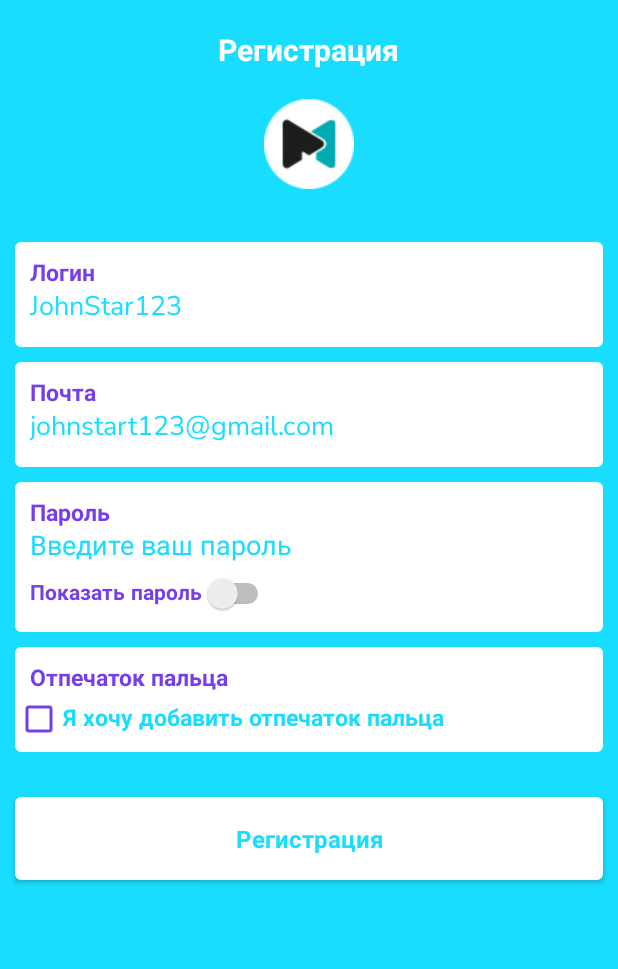
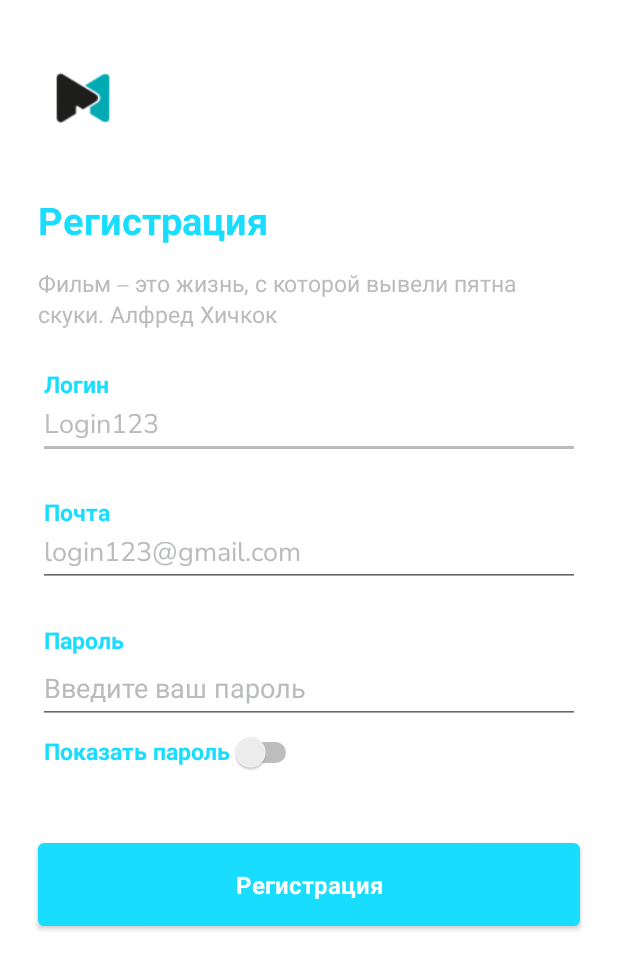
Before and after one commit to Nikkooly/Magnificent, an Android app: the Registration screen opened directly, with no data from a screen before it, on a phone screen of 412 x 824 dp. Shown: the top 969 px of the screen. Run offline under Robolectric (Android 15) with nearby library versions, the phone set to English and light mode, and no system bars; our stand-ins replace RxJava; libraries missing offline, so code that uses them is left out: dmax.dialog.

Commit message:
Change registration form design

```diff
--- a/kursovoi/app/src/main/java/com/bstu/fit/yarmolik/cinema/Registration.java
+++ b/kursovoi/app/src/main/java/com/bstu/fit/yarmolik/cinema/Registration.java
@@ -84,7 +84,7 @@ public class Registration extends AppCompatActivity {
     private Switch showPasswordSwitch;
     private  UserData user;
     private Executor executor;
-    private CheckBox fingerCheck;
+   // private CheckBox fingerCheck;
     private BiometricPrompt biometricPrompt;
     private BiometricPrompt.PromptInfo promptInfo;
 
@@ -156,7 +156,7 @@ public class Registration extends AppCompatActivity {
             }
         });
     }
-    public void onCheckboxClicked(View view) {
+    /*public void onCheckboxClicked(View view) {
 
         if(fingerCheck.isChecked()){
             promptInfo = new BiometricPrompt.PromptInfo.Builder()
@@ -166,14 +166,14 @@ public class Registration extends AppCompatActivity {
                     .build();
             biometricPrompt.authenticate(promptInfo);
         }
-    }
+    }*/
     public void init() {
         login = findViewById(R.id.editTextLoginRegistrationActivity);
         email = findViewById(R.id.editTextEmailRegistrationActivity);
         password = findViewById(R.id.editTextPasswordRegistrationActivity);
         register = findViewById(R.id.registerButton);
         showPasswordSwitch=findViewById(R.id.switchShowPasswordRegistrationActivity);
-        fingerCheck = findViewById(R.id.checkBox2);
+        //fingerCheck = findViewById(R.id.checkBox2);
         compositeDisposable = new CompositeDisposable();
         dbHelper = new DbHelper(this, "project.db", null, 1);
         dbHelper.getWritableDatabase();
--- /dev/null
+++ b/kursovoi/app/src/main/res/font/nunito_sans_italic.xml
@@ -0,0 +1,7 @@
+<?xml version="1.0" encoding="utf-8"?>
+<font-family xmlns:app="http://schemas.android.com/apk/res-auto"
+        app:fontProviderAuthority="com.google.android.gms.fonts"
+        app:fontProviderPackage="com.google.android.gms"
+        app:fontProviderQuery="name=Nunito Sans&amp;italic=1"
+        app:fontProviderCerts="@array/com_google_android_gms_fonts_certs">
+</font-family>
--- a/kursovoi/app/src/main/res/layout/activity_login.xml
+++ b/kursovoi/app/src/main/res/layout/activity_login.xml
@@ -40,7 +40,7 @@
             android:id="@+id/WelcomeTextView"
             android:layout_width="match_parent"
             android:layout_height="wrap_content"
-            android:text="@string/welcome_back"
+            android:text="С возвращением"
             android:textColor="@color/colorBackground"
             android:textSize="25sp"
             android:textStyle="bold" />
@@ -51,7 +51,7 @@
             android:layout_height="wrap_content"
             android:layout_below="@+id/WelcomeTextView"
             android:layout_marginTop="10dp"
-            android:text="@string/read_it_together"
+            android:text="Новые фильмы ждут"
             android:textColor="@color/colorAccent"
             android:textSize="15sp" />
 
--- a/kursovoi/app/src/main/res/layout/activity_registration.xml
+++ b/kursovoi/app/src/main/res/layout/activity_registration.xml
@@ -6,7 +6,7 @@
     android:id="@+id/rootView"
     android:layout_width="match_parent"
     android:layout_height="match_parent"
-    android:background="@color/colorBackground"
+    android:background="@color/WhiteApp"
     tools:context=".Registration">
 
 
@@ -16,60 +16,64 @@
         android:layout_height="wrap_content"
         android:layout_below="@+id/IconImageView"
         android:layout_centerHorizontal="true"
-        android:layout_marginStart="146dp"
-        android:layout_marginTop="20dp"
-        android:layout_marginEnd="147dp"
+        android:layout_marginStart="25dp"
+        android:layout_marginTop="35dp"
         android:fontFamily="@font/nunito_sans_bold_italic"
         android:text="Регистрация"
-        android:textColor="@color/WhiteApp"
-        android:textSize="20sp"
+        android:textColor="@color/colorBackground"
+        android:textSize="25dp"
+        app:layout_constraintStart_toStartOf="parent"
+        app:layout_constraintTop_toBottomOf="@+id/IconImageView" />
+
+    <TextView
+        android:id="@+id/textview50"
+        android:layout_width="match_parent"
+        android:layout_height="wrap_content"
+        android:layout_marginStart="25dp"
+        android:layout_marginTop="15dp"
+        android:layout_marginEnd="25dp"
+        android:fontFamily="@font/nunito_sans_italic"
+        android:text="Фильм – это жизнь, с которой вывели пятна скуки. Алфред Хичкок"
+        android:textColor="@color/colorAccent"
+        android:textSize="15sp"
         app:layout_constraintEnd_toEndOf="parent"
         app:layout_constraintStart_toStartOf="parent"
-        app:layout_constraintTop_toTopOf="parent" />
+        app:layout_constraintTop_toBottomOf="@+id/textForOne" />
+
     <ImageView
         android:id="@+id/IconImageView"
         android:layout_width="60dp"
         android:layout_height="60dp"
         android:layout_centerHorizontal="true"
-        android:layout_marginStart="175dp"
-        android:layout_marginTop="20dp"
-        android:layout_marginEnd="176dp"
+        android:layout_marginStart="25dp"
+        android:layout_marginTop="35dp"
         android:src="@drawable/app_icon"
-        app:layout_constraintEnd_toEndOf="parent"
         app:layout_constraintStart_toStartOf="parent"
-        app:layout_constraintTop_toBottomOf="@+id/textForOne" />
-
-    <TableLayout
-        android:id="@+id/tableLayoutRegistrationActivity"
-        android:layout_width="match_parent"
-        android:layout_height="wrap_content"
-        android:layout_marginTop="35dp"
-        app:layout_constraintEnd_toEndOf="parent"
-        app:layout_constraintStart_toStartOf="parent"
-        app:layout_constraintTop_toBottomOf="@id/IconImageView">
-
-        <TableRow>
-
+        app:layout_constraintTop_toTopOf="parent" />
 
     <LinearLayout
         android:id="@+id/linearLoginRegistrationActivity"
         android:layout_width="match_parent"
         android:layout_height="70dp"
-                android:layout_marginLeft="10dp"
-                android:layout_marginRight="10dp"
+        android:layout_marginStart="25dp"
+        android:layout_marginTop="15dp"
+        android:layout_marginEnd="25dp"
         android:layout_weight="0.6"
         android:background="@drawable/linear_border_radius"
         android:orientation="vertical"
+        app:layout_constraintEnd_toEndOf="parent"
+        app:layout_constraintStart_toStartOf="parent"
+        app:layout_constraintTop_toBottomOf="@+id/textview50"
         tools:ignore="MissingConstraints">
 
         <TextView
             android:id="@+id/textView3"
             android:layout_width="wrap_content"
             android:layout_height="wrap_content"
-                    android:layout_marginLeft="10dp"
             android:layout_marginTop="10dp"
+            android:layout_marginLeft="4dp"
             android:fontFamily="@font/nunito_sans_bold_italic"
-                    android:text="Логин"
+            android:text="@string/loginTextViewRegistration"
             android:textColor="@color/HintColor"
             android:textSize="15dp" />
 
@@ -77,41 +81,38 @@
             android:id="@+id/editTextLoginRegistrationActivity"
             android:layout_width="match_parent"
             android:layout_height="wrap_content"
-                    android:layout_marginLeft="10dp"
-                    android:layout_marginRight="10dp"
-                    android:background="#00000000"
             android:ems="10"
             android:fontFamily="@font/nunito_sans"
-                    android:hint="JohnStar123"
+            android:hint="@string/loginEditTextRegistration"
             android:inputType="text"
-                    android:textColor="@color/colorBackground"
-                    android:textColorHint="@color/colorBackground" />
+            android:textColor="@color/colorTextView"
+            android:textColorHint="@color/colorAccent" />
 
     </LinearLayout>
-        </TableRow>
-
-        <TableRow>
 
     <LinearLayout
         android:id="@+id/linearEmailRegistrationActivity"
         android:layout_width="match_parent"
         android:layout_height="70dp"
-                android:layout_marginLeft="10dp"
-                android:layout_marginTop="10dp"
-                android:layout_marginRight="10dp"
+        android:layout_marginStart="25dp"
+        android:layout_marginTop="15dp"
+        android:layout_marginEnd="25dp"
         android:layout_weight="0.5"
         android:background="@drawable/linear_border_radius"
         android:orientation="vertical"
+        app:layout_constraintEnd_toEndOf="parent"
+        app:layout_constraintStart_toStartOf="parent"
+        app:layout_constraintTop_toBottomOf="@+id/linearLoginRegistrationActivity"
         tools:ignore="MissingConstraints">
 
         <TextView
             android:id="@+id/textView4"
             android:layout_width="wrap_content"
             android:layout_height="wrap_content"
-                    android:layout_marginLeft="10dp"
             android:layout_marginTop="10dp"
+            android:layout_marginLeft="4dp"
             android:fontFamily="@font/nunito_sans_bold_italic"
-                    android:text="Почта"
+            android:text="@string/emailTextViewRegistration"
             android:textColor="@color/HintColor"
             android:textSize="15dp" />
 
@@ -119,40 +120,38 @@
             android:id="@+id/editTextEmailRegistrationActivity"
             android:layout_width="match_parent"
             android:layout_height="wrap_content"
-                    android:layout_marginLeft="10dp"
-                    android:layout_marginRight="10dp"
-                    android:background="#00000000"
+
             android:ems="10"
             android:fontFamily="@font/nunito_sans"
-                    android:hint="johnstart123@gmail.com"
+            android:hint="@string/emailEditTextRegistration"
             android:inputType="text"
-                    android:textColor="@color/colorBackground"
-                    android:textColorHint="@color/colorBackground" />
+            android:textColor="@color/colorTextView"
+            android:textColorHint="@color/colorAccent" />
     </LinearLayout>
-        </TableRow>
-
-        <TableRow>
 
     <LinearLayout
         android:id="@+id/linearPasswordRegistrationActivity"
         android:layout_width="match_parent"
-                android:layout_height="100dp"
-                android:layout_marginLeft="10dp"
-                android:layout_marginTop="10dp"
-                android:layout_marginRight="10dp"
+        android:layout_height="110dp"
+        android:layout_marginStart="25dp"
+        android:layout_marginTop="15dp"
+        android:layout_marginEnd="25dp"
         android:layout_weight="0.5"
         android:background="@drawable/linear_border_radius"
         android:orientation="vertical"
+        app:layout_constraintEnd_toEndOf="parent"
+        app:layout_constraintStart_toStartOf="parent"
+        app:layout_constraintTop_toBottomOf="@+id/linearEmailRegistrationActivity"
         tools:ignore="MissingConstraints">
 
         <TextView
             android:id="@+id/textView5"
             android:layout_width="wrap_content"
             android:layout_height="wrap_content"
-                    android:layout_marginLeft="10dp"
+            android:layout_marginLeft="4dp"
             android:layout_marginTop="10dp"
             android:fontFamily="@font/nunito_sans_bold_italic"
-                    android:text="Пароль"
+            android:text="@string/passwordTextViewRegistration"
             android:textColor="@color/HintColor"
             android:textSize="15dp" />
 
@@ -160,31 +159,57 @@
             android:id="@+id/editTextPasswordRegistrationActivity"
             android:layout_width="match_parent"
             android:layout_height="wrap_content"
-                    android:layout_marginLeft="10dp"
-                    android:layout_marginRight="10dp"
-                    android:background="#00000000"
             android:ems="10"
             android:fontFamily="@font/nunito_sans"
-                    android:hint="Введите ваш пароль"
+            android:hint="@string/passwordEditTextRegistration"
             android:inputType="textPassword"
-                    android:textColor="@color/colorBackground"
-                    android:textColorHint="@color/colorBackground" />
+            android:textColor="@color/colorTextView"
+            android:textColorHint="@color/colorAccent" />
+
         <Switch
             android:id="@+id/switchShowPasswordRegistrationActivity"
             android:layout_width="wrap_content"
             android:layout_height="wrap_content"
-                    android:layout_marginStart="10dp"
+            android:layout_marginStart="4dp"
             android:layout_marginTop="5dp"
+            android:textSize="15dp"
             android:backgroundTint="@color/HintColor"
             android:fontFamily="@font/nunito_sans_bold_italic"
             android:shadowColor="@color/HintColor"
-                    android:text="Показать пароль"
+            android:text="@string/showPasswordSwitchRegistration"
             android:textColor="@color/HintColor"
             app:layout_constraintStart_toStartOf="parent"
             app:layout_constraintTop_toBottomOf="@+id/tableLayoutRegistrationActivity" />
+
     </LinearLayout>
-        </TableRow>
-        <TableRow>
+
+    <Button
+        android:id="@+id/registerButton"
+        android:layout_width="match_parent"
+        android:layout_height="55dp"
+        android:layout_marginStart="25dp"
+        android:layout_marginTop="45dp"
+        android:layout_marginEnd="25dp"
+        android:background="@drawable/button_drawable"
+        android:fontFamily="@font/nunito_sans_bold_italic"
+        android:text="@string/confirmButtonRegistration"
+        android:textAllCaps="false"
+        android:textColor="@color/btnColor"
+        android:textSize="16sp"
+        app:layout_constraintEnd_toEndOf="parent"
+        app:layout_constraintStart_toStartOf="parent"
+        app:layout_constraintTop_toBottomOf="@+id/linearPasswordRegistrationActivity" />
+
+    <!-- <TableLayout
+         android:id="@+id/tableLayoutRegistrationActivity"
+         android:layout_width="match_parent"
+         android:layout_height="wrap_content"
+         android:layout_marginTop="355dp"
+         app:layout_constraintEnd_toEndOf="parent"
+         app:layout_constraintStart_toStartOf="parent"
+         app:layout_constraintTop_toBottomOf="@+id/textForOne">
+
+
 
              <LinearLayout
                  android:id="@+id/linearFingerRegistrationActivity"
@@ -213,38 +238,21 @@
                  <CheckBox
                      android:id="@+id/checkBox2"
                      android:layout_width="match_parent"
-                    android:onClick="onCheckboxClicked"
                      android:layout_height="wrap_content"
                      android:buttonTint="@color/HintColor"
+                     android:fontFamily="@font/nunito_sans_bold_italic"
+                     android:onClick="onCheckboxClicked"
                      android:shadowColor="@color/HintColor"
-                    android:fontFamily="@font/nunito_sans_bold_italic"
+                     android:text="Я хочу добавить отпечаток пальца"
                      android:textColor="@color/colorBackground"
-                    android:textSize="15dp"
-                    android:text="Я хочу добавить отпечаток пальца" />
+                     android:textSize="15dp" />
 
 
              </LinearLayout>
          </TableRow>
-    </TableLayout>
+     </TableLayout>-->
 
 
-    <Button
-        android:id="@+id/registerButton"
-        android:layout_width="match_parent"
-        android:layout_height="55dp"
-        android:layout_marginStart="10dp"
-        android:layout_marginTop="20dp"
-        android:layout_marginEnd="10dp"
-        android:background="@drawable/linear_border_radius"
-        android:fontFamily="@font/nunito_sans_bold_italic"
-        android:text="Регистрация"
-        android:textAllCaps="false"
-        android:textColor="@color/colorBackground"
-        android:textSize="16sp"
-        app:layout_constraintEnd_toEndOf="parent"
-        app:layout_constraintHorizontal_bias="0.0"
-        app:layout_constraintStart_toStartOf="parent"
-        app:layout_constraintTop_toBottomOf="@+id/tableLayoutRegistrationActivity" />
     <!--
         <LinearLayout
             android:id="@+id/LinearRegistration"
--- a/kursovoi/app/src/main/res/values/colors.xml
+++ b/kursovoi/app/src/main/res/values/colors.xml
@@ -17,5 +17,5 @@
     <color name="WhiteApp">#ffffff</color>
     <color name="InputBackgroundApp">#ffffff</color>
     <color name="lightGray">#d3d3d3</color>
-    <color name="HintColor">#773deb</color>
+    <color name="HintColor">#18DDFF</color>
 </resources>
--- a/kursovoi/app/src/main/res/values/preloaded_fonts.xml
+++ b/kursovoi/app/src/main/res/values/preloaded_fonts.xml
@@ -3,5 +3,6 @@
     <array name="preloaded_fonts" translatable="false">
         <item>@font/nunito_sans</item>
         <item>@font/nunito_sans_bold_italic</item>
+        <item>@font/nunito_sans_italic</item>
     </array>
 </resources>
--- a/kursovoi/app/src/main/res/values/strings.xml
+++ b/kursovoi/app/src/main/res/values/strings.xml
@@ -12,11 +12,13 @@
     <string name="login_error">Username can not be empty</string>
     <!-- TODO: Remove or change this placeholder text -->
     <string name="hello_blank_fragment">Hello blank fragment</string>
-    <string name="authenticate_fingerprint">Ошибка аутентификации по отпечатку</string>
-    <string name="auth_successful">Успешная аутентификация по отпечатку</string>
-    <string name="Unknown_permission_request">Unrecognized permission request</string>
-    <string name="permission_refused">"User refused Fingerprint permission"</string>
-    <string name="with_fingerprint">Использовать отпечаток пальца</string>
-    <string name="with_fingerprint_and_password">Использовать отпечаток пальца и пароль</string>
-
+<!--Registration activity-->
+    <string name="loginTextViewRegistration">Логин</string>
+    <string name="emailTextViewRegistration">Почта</string>
+    <string name="passwordTextViewRegistration">Пароль</string>
+    <string name="showPasswordSwitchRegistration">Показать пароль</string>
+    <string name="loginEditTextRegistration">Login123</string>
+    <string name="emailEditTextRegistration">login123@gmail.com</string>
+    <string name="passwordEditTextRegistration">Введите ваш пароль</string>
+    <string name="confirmButtonRegistration">Регистрация</string>
 </resources>
```
Lines whose indentation alone changed are shown as unchanged.
